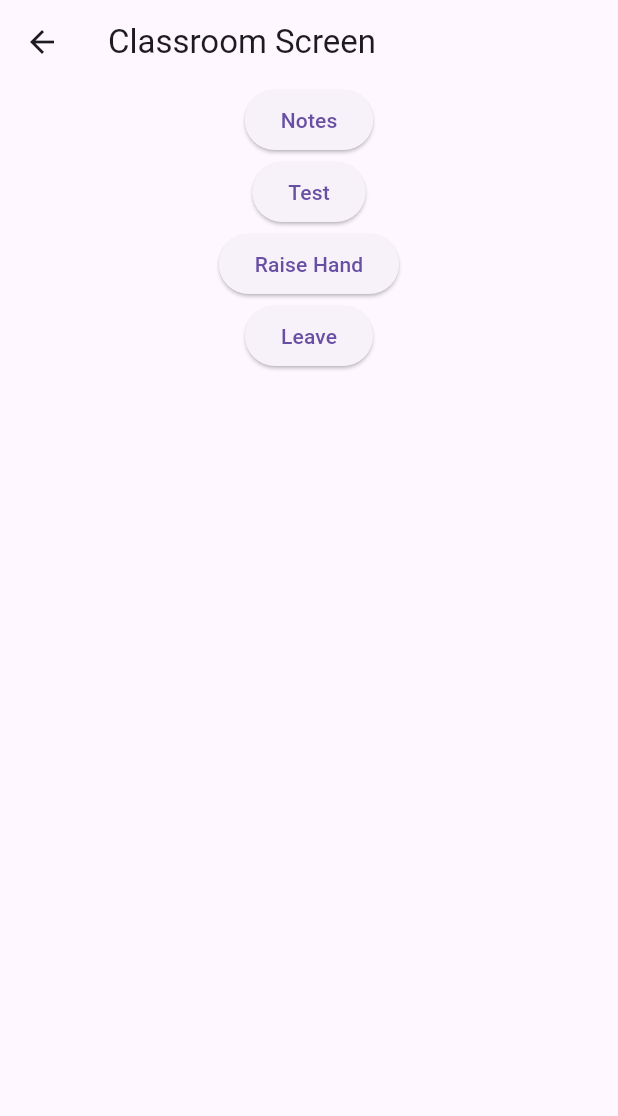
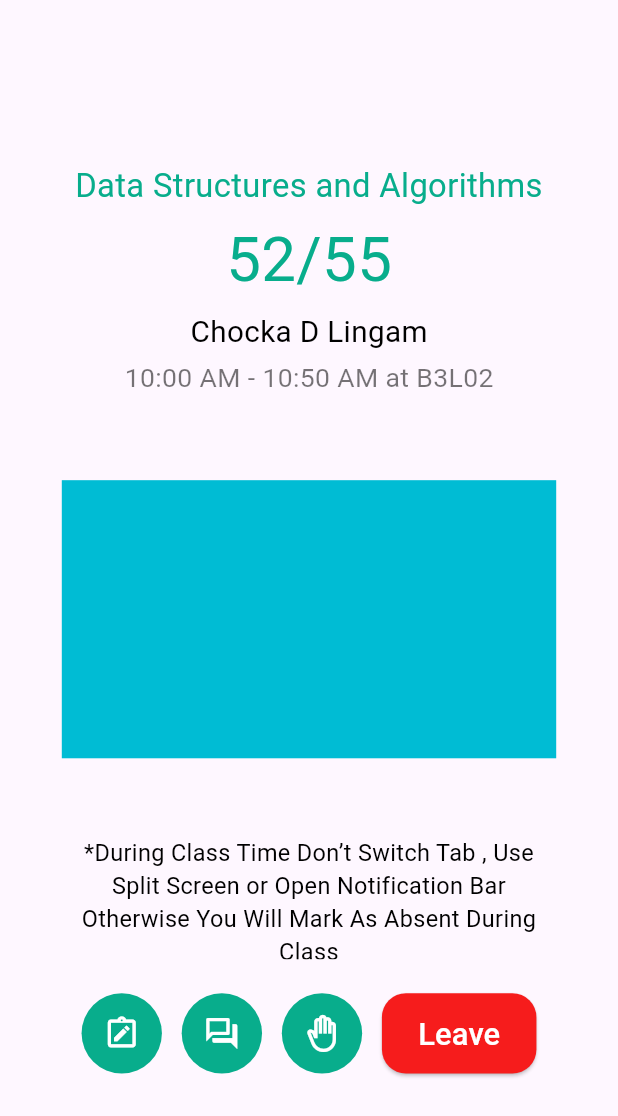
Before and after one commit to HorizonTechFoundation/HorizonClassroom, a Flutter app: the ClassroomScreen screen opened by its route, on a phone screen of 412 x 824 dp. Shown: the top 1116 px of the screen. Run offline on Flutter 3.47's test engine with Material 3 defaults, Android fonts, the light colour scheme and no system bars; our stand-ins replace google_fonts; Roboto replaces fonts that are missing (Amaranth, Basic).

Commit message:
Classroom Page UI Completed

```diff
--- a/Frontend/horizon_classroom/lib/screens/classroom_screen.dart
+++ b/Frontend/horizon_classroom/lib/screens/classroom_screen.dart
@@ -1,4 +1,5 @@
 import 'package:flutter/material.dart';
+import 'package:google_fonts/google_fonts.dart';
 
 
 class ClassroomScreen extends StatefulWidget {
@@ -34,35 +35,152 @@ class _ClassroomScreenState extends State<ClassroomScreen> {
 
   @override
   Widget build(BuildContext context) {
+    double width = MediaQuery.of(context).size.width;
+    double height = MediaQuery.of(context).size.height;
+
+    String className = "Data Structures and Algorithms";
+    String classTakenBy = "Chocka D Lingam";
+    String classTimeFrom = "10:00 AM";
+    String classTimeTo = "10:50 AM";
+    String classVenue = "B3L02";
+    int classPresent = 52;
+    int classTotal = 55;
+
     return Scaffold(
-      appBar: AppBar(title: const Text("Classroom Screen")),
       body: Center(
         child: Column(
           children:[
-            ElevatedButton(
+
+            // ================ HEAD SPACE ================
+
+            SizedBox(
+              height: height * 0.126,
+              width: width,
+            ),
+
+            // ================ CLASS INFO ================
+
+            SizedBox(
+              height: height * 0.2,
+              width: width * 0.8,
+              child: Column(
+                mainAxisAlignment: MainAxisAlignment.spaceEvenly,
+                children: [
+                  Flexible(
+                      child:Text(className,
+                      style: GoogleFonts.amaranth(fontSize: width * 0.053, color: const Color(0xFF08AD8C)),
+                      textAlign: TextAlign.center,
+                      maxLines: 2,
+                    ),
+                  ),
+                  Text("$classPresent/$classTotal",
+                    style: GoogleFonts.amaranth(fontSize: width * 0.1, color: Color(0xFF08AD8C)),
+                  ),
+                  Text(classTakenBy,
+                    style: GoogleFonts.basic(fontSize: width * 0.048, color: Colors.black),
+                  ),
+                  Text('$classTimeFrom - $classTimeTo at $classVenue',
+                    style: GoogleFonts.basic(fontSize: width * 0.043, color: Colors.black54),
+                  ),
+                ],
+              ),
+            ),
+
+            // =============== AD SPACE =================
+
+            SizedBox(
+              width: width * 0.8,
+              height: height * 0.35,
+              child: Column(
+                mainAxisAlignment: MainAxisAlignment.center,
+                crossAxisAlignment: CrossAxisAlignment.center,
+                children: [
+                  SizedBox(
+                    width: width * 0.8,
+                    height: (width * 0.8)*0.5625, // 16:9 aspect ratio
+                    child: ColoredBox(color: Colors.cyan)
+                  )
+                ],
+
+              ),
+            ),
+
+            // =============== WARN ==================
+
+            SizedBox(
+              width: width * 0.8,
+              height: height * 0.1,
+              child: Text(
+                "*During Class Time Don’t Switch Tab , Use Split Screen or Open Notification Bar Otherwise You Will Mark As Absent During Class",
+                style: GoogleFonts.basic(fontSize: width * 0.038, color: const Color.fromARGB(255, 0, 0, 0)),
+                textAlign: TextAlign.center,
+              ),
+            ),
+
+            // =============== BUTTONS =================
+
+            SizedBox(
+              width: width * 0.8,
+              height: height * 0.12,
+              child: Row(
+                mainAxisAlignment: MainAxisAlignment.spaceEvenly,
+                children: [
+                  IconButton.filled(
+                    style: FilledButton.styleFrom(
+                      backgroundColor: const Color(0xFF08AD8C),
+                      shape: const CircleBorder(),
+                      padding: EdgeInsets.all(width * 0.035),
+                    ),
+                    tooltip: 'View Notes',
                     onPressed: () {
                       Navigator.pushNamed(context, '/notes');
                     },
-              child: const Text("Notes"),
+                    icon: Icon(Icons.note_alt_outlined, color: Colors.white, size:width*0.06)
                   ),
-            const SizedBox(width: 20),
-            ElevatedButton(
+                  IconButton.filled(
+                    style: FilledButton.styleFrom(
+                      backgroundColor: const Color(0xFF08AD8C),
+                      shape: const CircleBorder(),
+                      padding: EdgeInsets.all(width * 0.035),
+                    ),
+                    tooltip: 'Take Test',
                     onPressed: () {
                       Navigator.pushNamed(context, '/test');
                     },
-              child: const Text("Test"),
+                    icon: Icon(Icons.question_answer_outlined, color: Colors.white, size:width*0.06)
                   ),
-            ElevatedButton(
+                  IconButton.filled(
+                    style: FilledButton.styleFrom(
+                      backgroundColor: const Color(0xFF08AD8C),
+                      shape: const CircleBorder(),
+                      padding: EdgeInsets.all(width * 0.035),
+                    ),
+                    tooltip: 'Raise Hand',
                     onPressed: () {},
-              child: const Text("Raise Hand"),
+                    icon: Icon(Icons.back_hand_outlined, color: Colors.white, size:width*0.06)
                   ),
-            const SizedBox(width: 20),
-            ElevatedButton(
+                  SizedBox(
+                    width: width * 0.25,
+                    height: (width * 0.035)+(width * 0.035)+(width * 0.06),
+                    child: ElevatedButton(
+                      style: ElevatedButton.styleFrom(
+                        backgroundColor: const Color(0xFFF61C1C),
+                        shape: RoundedRectangleBorder(
+                          borderRadius: BorderRadius.circular(16),
+                        ),
+                      ),
                       onPressed: () {
                         Navigator.pushNamed(context, '/');
                       },
-              child: const Text("Leave"),
+                      child: Text("Leave",
+                        style: GoogleFonts.basic(fontSize: width * 0.05, color: Colors.white),
                       ),
+                    ),
+                  )
+                ],
+              ),
+            ),
+
           ],
         )
       ),
```
Lines whose indentation alone changed are shown as unchanged.
